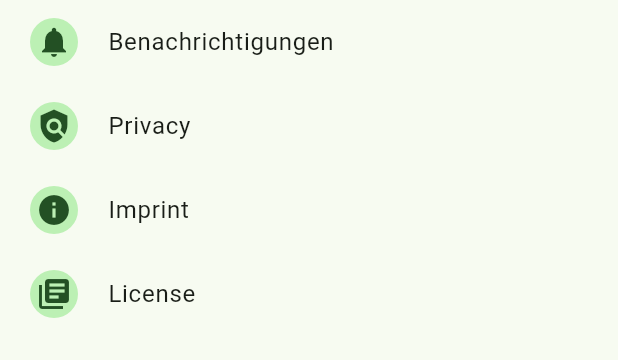
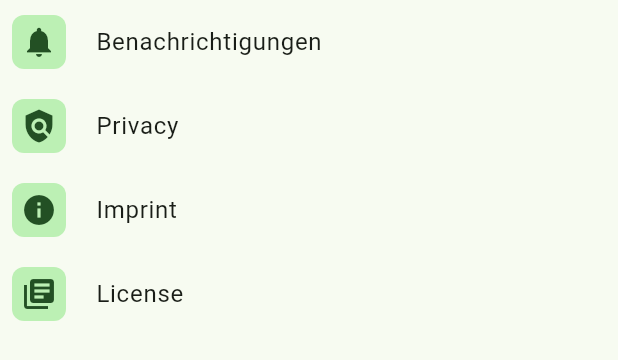
Before and after one commit to YukiAttano/revamp, a Flutter app: the SettingsList widget shown alone on an empty page, opened directly, after a tap on "Privacy", on a phone screen of 412 x 824 dp. Shown: the top 360 px of the screen. Run offline on Flutter 3.47's test engine with Material 3 defaults, Android fonts, the phone set to English and light mode, and no system bars; drawn by our look-alikes of dynamic_color; our stand-ins replace dio, flutter_riverpod, freezed_annotation, go_router, package_info_plus, pretty_dio_logger and 1 more; missing offline and left inert: dart_mq, ux_improvements.

Commit message:
add tag design

```diff
--- a/lib/features/settings/settings_screen.dart
+++ b/lib/features/settings/settings_screen.dart
@@ -1,6 +1,7 @@
 import "package:flutter/material.dart";
 
 import "../../shared/ui/widgets/button/logout_button.dart";
+import "../../shared/ui/widgets/layout/screen_view.dart";
 import "../../shared/ui/widgets/localized.dart";
 import "view/settings_view.dart";
 
@@ -9,16 +10,15 @@ class SettingsScreen extends StatelessWidget {
 
   @override
   Widget build(BuildContext context) {
-    return Scaffold(
-      appBar: AppBar(
-        title: Localized(
-          localize: (s) => Text(s.settings),
-        ),
-        actions: const <Widget>[
-          LogoutButton(),
-        ],
+    return ScreenView(
+      viewPaddingAsListPadding: true,
+      title: Localized(
+        localize: (s) => Text(s.settings),
       ),
-      body: const SettingsView(),
+      actions: const <Widget>[
+        LogoutButton(),
+      ],
+      child: const SettingsView(),
     );
   }
 }
--- a/lib/features/settings/view/settings_list.dart
+++ b/lib/features/settings/view/settings_list.dart
@@ -4,6 +4,7 @@ import "../../../routing/main_route.dart";
 import "../../../routing/routes/imprint_route.dart";
 import "../../../routing/routes/license_route.dart";
 import "../../../routing/routes/privacy_route.dart";
+import "../../../shared/ui/widgets/inherited_list_padding.dart";
 import "settings_route_tile.dart";
 import "settings_tile.dart";
 
@@ -13,6 +14,7 @@ class SettingsList extends StatelessWidget {
   @override
   Widget build(BuildContext context) {
     return ListView(
+      padding: InheritedListPadding.of(context),
       physics: const NeverScrollableScrollPhysics(),
       children: <Widget>[
         SettingsTile(
--- a/lib/features/settings/view/settings_tile.dart
+++ b/lib/features/settings/view/settings_tile.dart
@@ -15,7 +15,9 @@ class SettingsTile extends StatelessWidget {
   @override
   Widget build(BuildContext context) {
     return ListTile(
-      leading: Tag(child: Icon(icon)),
+      leading: Tag.rect(
+        child: Icon(icon),
+      ),
       title: Text(label),
       onTap: onPressed,
     );
--- a/lib/shared/ui/widgets/basic/tag.dart
+++ b/lib/shared/ui/widgets/basic/tag.dart
@@ -1,5 +1,6 @@
 import "package:flutter/material.dart";
 
+import "../../../logic/theme_data_surface_tint_extension.dart";
 import "../gap.dart";
 import "../styles/tag_style.dart";
 
@@ -7,15 +8,29 @@ class Tag extends StatelessWidget {
   final Widget child;
   final TagStyle? style;
   final VoidCallback? onTap;
+  final bool enabled;
 
-  const Tag({super.key, required this.child, this.style, this.onTap});
+  const Tag({super.key, required this.child, this.style, this.onTap, bool? enabled})
+      : enabled = enabled ?? true;
 
-  Tag.icon({Key? key, TagStyle? style, VoidCallback? onTap, required Widget icon, required Widget label})
+  static final TagStyle _rectStyle = TagStyle.rect();
+
+  Tag.icon({Key? key, TagStyle? style, VoidCallback? onTap, bool? enabled, required Widget icon, required Widget label})
       : this(
           key: key,
           style: style,
           onTap: onTap,
+          enabled: enabled,
           child: _TagIconChild(icon: icon, child: label),
+        );
+
+  Tag.rect({Key? key, TagStyle? style, VoidCallback? onTap, bool? enabled, required Widget child})
+      : this(
+          key: key,
+          style: style?.merge(_rectStyle) ?? _rectStyle,
+          onTap: onTap,
+          enabled: enabled,
+          child: child,
         );
 
   @override
@@ -23,6 +38,8 @@ class Tag extends StatelessWidget {
     TagStyle s = TagStyle.of(context, style);
 
     IconThemeData i = Theme.of(context).iconTheme;
+
+    if (!enabled) s = s.disabled(context);
 
     return Card(
       clipBehavior: Clip.hardEdge,
--- a/lib/shared/ui/widgets/styles/tag_style.dart
+++ b/lib/shared/ui/widgets/styles/tag_style.dart
@@ -1,6 +1,8 @@
 import "dart:ui";
 
 import "package:flutter/material.dart";
+
+import "../../../logic/theme_data_surface_tint_extension.dart";
 
 class TagStyle extends ThemeExtension<TagStyle> {
   final EdgeInsets? padding;
@@ -60,7 +62,17 @@ class TagStyle extends ThemeExtension<TagStyle> {
     return TagStyle(
       color: color,
       textStyle: textStyle,
-      iconColor: iconColor
+      iconColor: iconColor,
+    );
+  }
+
+  factory TagStyle.rect() {
+    const EdgeInsets padding = EdgeInsets.all(6);
+    ShapeBorder? shape = const RoundedRectangleBorder(borderRadius: BorderRadius.all(Radius.circular(8)));
+
+    return TagStyle(
+      padding: padding,
+      shape: shape,
     );
   }
 
@@ -70,6 +82,22 @@ class TagStyle extends ThemeExtension<TagStyle> {
     s = s.merge(style);
 
     return s;
+  }
+
+  TagStyle disabled(BuildContext context) {
+    assert(textStyle != null, "A textStyle must exist as lerping does only work with TextThemes from ThemeData");
+    ThemeData theme = Theme.of(context);
+    ColorScheme scheme = theme.colorScheme;
+
+    Color? color = scheme.onSurface.withOpacity(0.12);
+    Color? textColor = theme.disabledColor;
+    Color? iconColor = theme.disabledColor;
+
+    return copyWith(
+      color: color,
+      textStyle: textStyle!.copyWith(color: textColor),
+      iconColor: iconColor,
+    );
   }
 
   @override
@@ -87,7 +115,7 @@ class TagStyle extends ThemeExtension<TagStyle> {
       elevation: elevation ?? this.elevation,
       textStyle: textStyle ?? this.textStyle,
       iconColor: iconColor ?? this.iconColor,
-      shape: shape?? this.shape,
+      shape: shape ?? this.shape,
     );
   }
 
```
Also changed, not shown: lib/theming.dart (+10 -0 lines).
